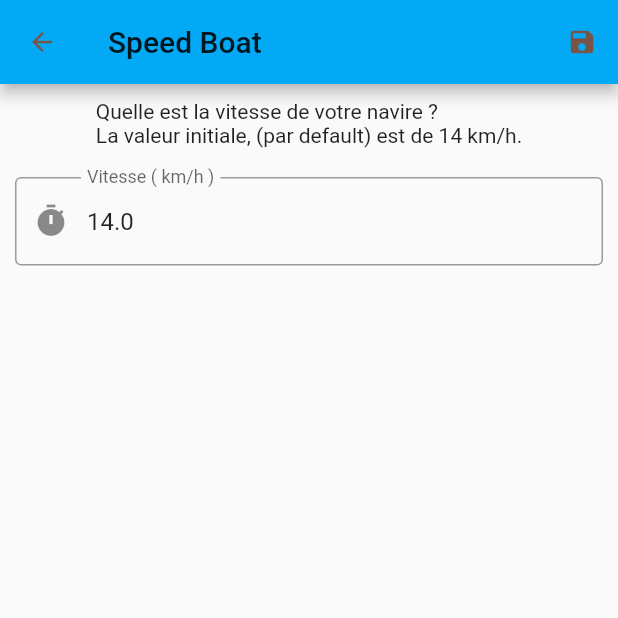
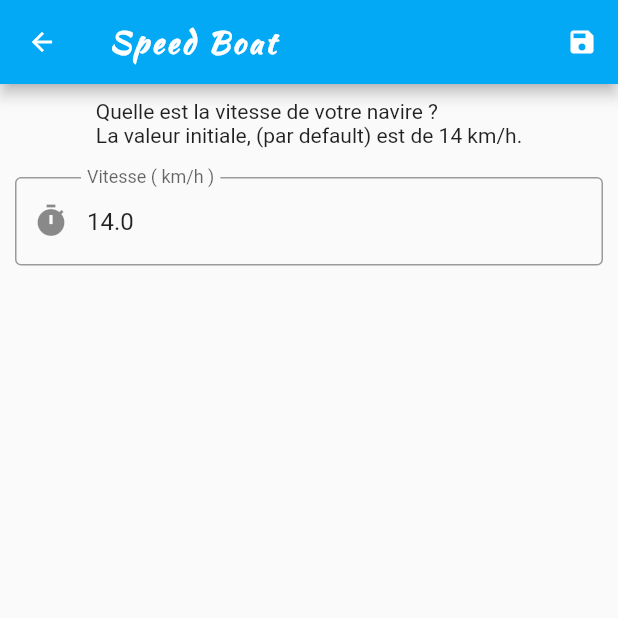
Before and after one commit to mvialette/enjoy_diving, a Flutter app: the EditSpeedBoatPage screen opened directly, on a phone screen of 412 x 824 dp, the top half of it. Run offline on Flutter 3.47's test engine with Material 2 defaults, Android fonts, the phone set to English and light mode, and no system bars; our stand-ins replace cached_network_image, flutter_map, latlong, location, package_info; missing offline and left inert: queries; Roboto replaces fonts that are missing (Georgia); project files that could hold a hidden picture were left out.

Commit message:
ED_0024 : Use primary color

```diff
--- a/lib/incubator6/edit_speed_boat.dart
+++ b/lib/incubator6/edit_speed_boat.dart
@@ -40,9 +40,8 @@ class EditSpeedBoatState extends State<EditSpeedBoatPage> {
         appBar: AppBar(
           title: Text(
             'Speed Boat',
-            style: Theme.of(context).textTheme.headline6,
           ),
-          iconTheme: Theme.of(context).iconTheme,
+          iconTheme: Theme.of(context).primaryIconTheme,
           backgroundColor: Theme.of(context).primaryColor,
           actions: <Widget>[
             IconButton(
```
